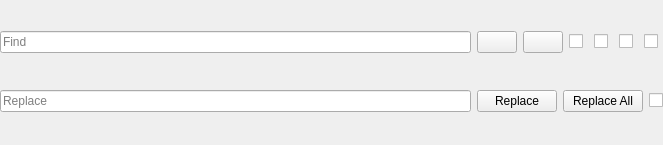
Qt form widgets/src/FindReplaceView.ui (silkedit/silkedit) before a commit.
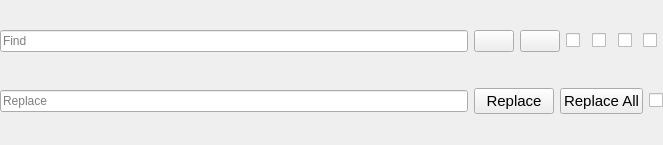
The same form after that commit. Custom widgets are drawn as their Qt base class.

Commit message: Set default UI font on Japanese Windows.

The edit to the form file:
```diff
--- a/widgets/src/FindReplaceView.ui
+++ b/widgets/src/FindReplaceView.ui
@@ -120,6 +120,11 @@
     <layout class="QHBoxLayout" name="horizontalLayout">
      <item>
       <widget class="QPushButton" name="replaceButton">
+       <property name="font">
+        <font>
+         <pointsize>11</pointsize>
+        </font>
+       </property>
        <property name="text">
         <string>Replace</string>
        </property>
@@ -127,6 +132,11 @@
      </item>
      <item>
       <widget class="QPushButton" name="replaceAllButton">
+       <property name="font">
+        <font>
+         <pointsize>11</pointsize>
+        </font>
+       </property>
        <property name="text">
         <string>Replace All</string>
        </property>
```
The commit also changes 6 other files.
